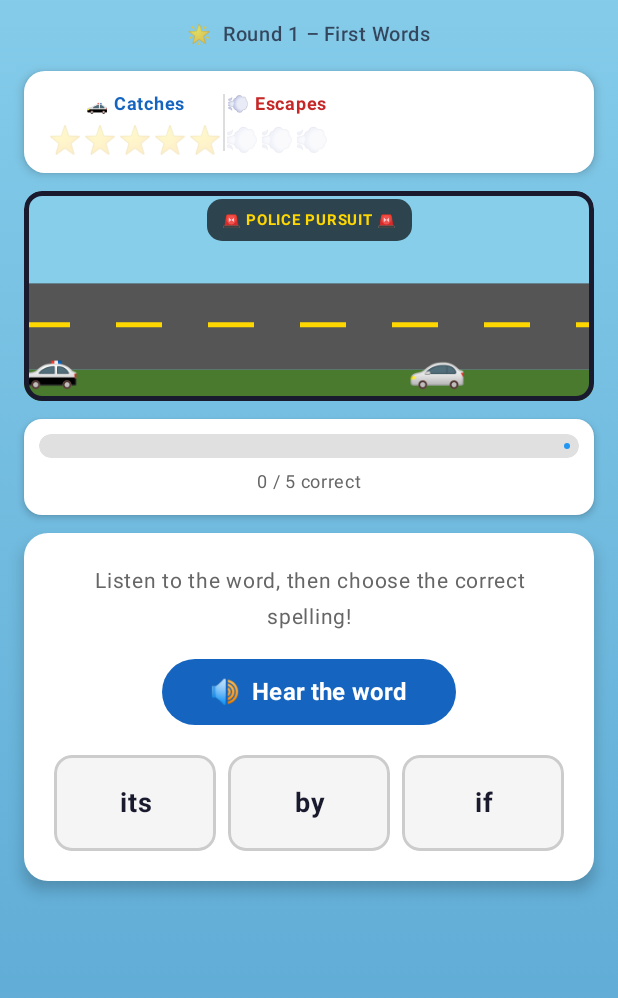
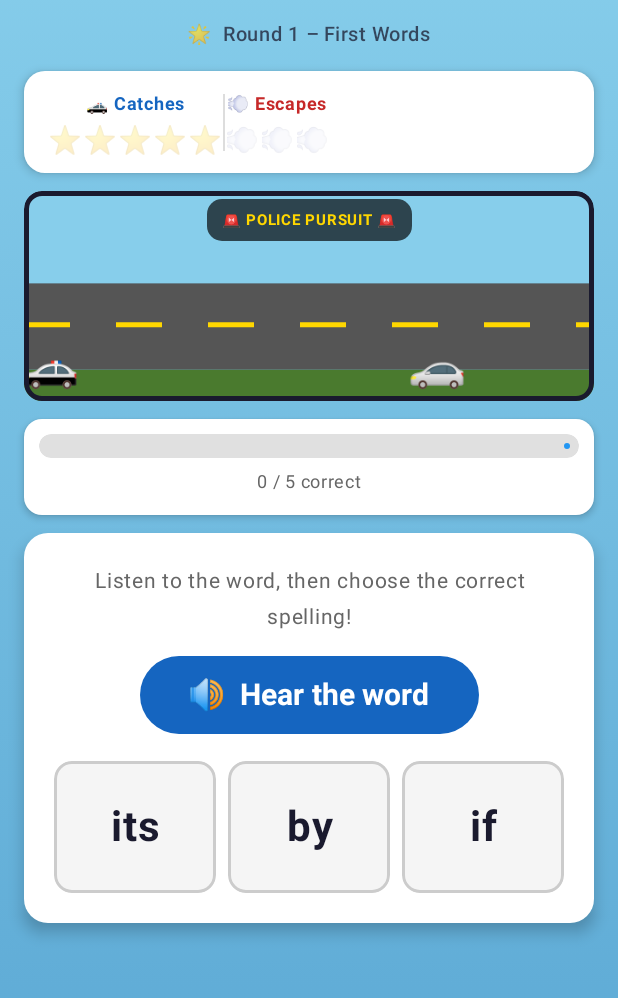
Before and after one commit to wbratley/word-police, an Android app built with Jetpack Compose: the screen it shows after launch (MainActivity), after a tap on "Start Chase! 🚨", on a phone screen of 412 x 824 dp, the part 83-1081 px from its top. Run offline under Robolectric (Android 15) with nearby library versions, the phone set to English and light mode, and no system bars.

Commit message:
Increase button and answer text size for young readers
Answer options: 18sp → 28sp (taller box too, 64dp → 88dp)
Hear the word / BigButton / Play Again: 16sp → 20sp

Co-Authored-By: Claude Sonnet 4.6 <noreply@anthropic.com>

```diff
--- a/app/src/main/java/com/wordpolice/GameScreen.kt
+++ b/app/src/main/java/com/wordpolice/GameScreen.kt
@@ -385,9 +385,9 @@ fun QuestionCard(
             ) {
                 Text(
                     "🔊  Hear the word",
-                    fontSize = 16.sp,
+                    fontSize = 20.sp,
                     fontWeight = FontWeight.Bold,
-                    modifier = Modifier.padding(horizontal = 8.dp, vertical = 4.dp)
+                    modifier = Modifier.padding(horizontal = 8.dp, vertical = 6.dp)
                 )
             }
 
@@ -416,7 +416,7 @@ fun QuestionCard(
                     Box(
                         modifier = Modifier
                             .weight(1f)
-                            .height(64.dp)
+                            .height(88.dp)
                             .clip(RoundedCornerShape(12.dp))
                             .background(bg)
                             .border(2.dp, border, RoundedCornerShape(12.dp))
@@ -429,7 +429,7 @@ fun QuestionCard(
                             ),
                         contentAlignment = Alignment.Center
                     ) {
-                        Text(option, fontSize = 18.sp, fontWeight = FontWeight.Bold, color = textCol, textAlign = TextAlign.Center)
+                        Text(option, fontSize = 28.sp, fontWeight = FontWeight.Bold, color = textCol, textAlign = TextAlign.Center)
                     }
                 }
             }
@@ -527,7 +527,7 @@ fun WinOverlay(hasNextRound: Boolean, onNextRound: () -> Unit, onReplay: () -> U
             shape = RoundedCornerShape(50.dp),
             modifier = Modifier.fillMaxWidth()
         ) {
-            Text("Play Again", fontSize = 15.sp, modifier = Modifier.padding(vertical = 4.dp))
+            Text("Play Again", fontSize = 20.sp, modifier = Modifier.padding(vertical = 8.dp))
         }
     }
 }
@@ -587,6 +587,6 @@ fun BigButton(label: String, color: Color, onClick: () -> Unit) {
         shape = RoundedCornerShape(50.dp),
         colors = ButtonDefaults.buttonColors(containerColor = color)
     ) {
-        Text(label, fontSize = 16.sp, fontWeight = FontWeight.Bold, modifier = Modifier.padding(vertical = 6.dp))
+        Text(label, fontSize = 20.sp, fontWeight = FontWeight.Bold, modifier = Modifier.padding(vertical = 8.dp))
     }
 }
```
